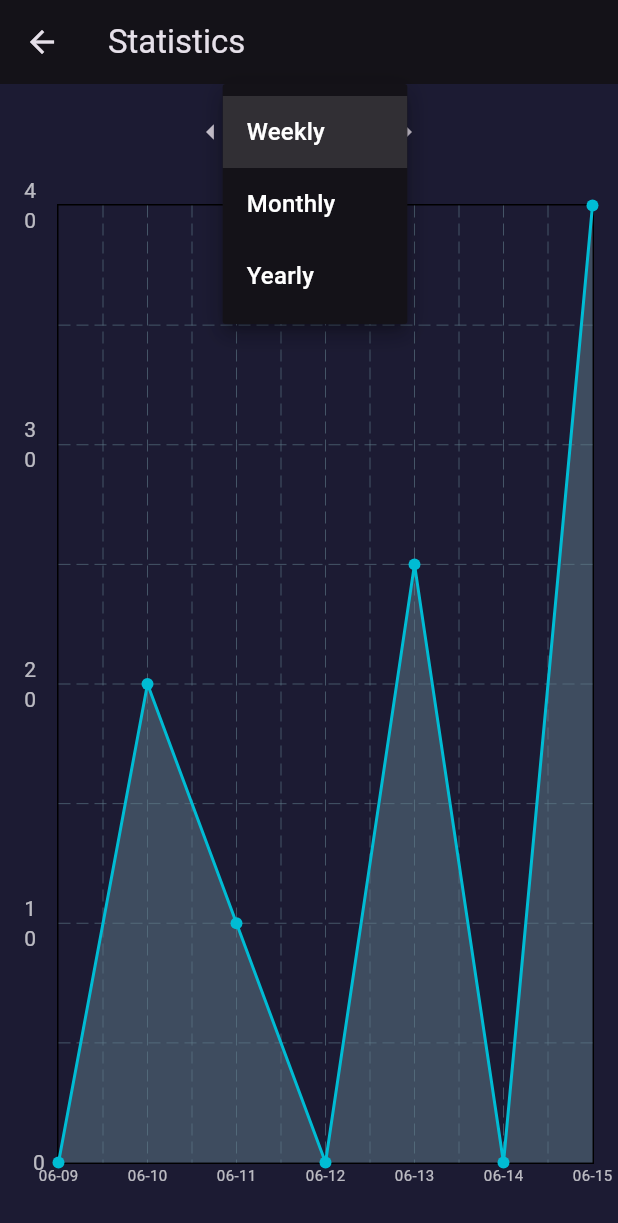
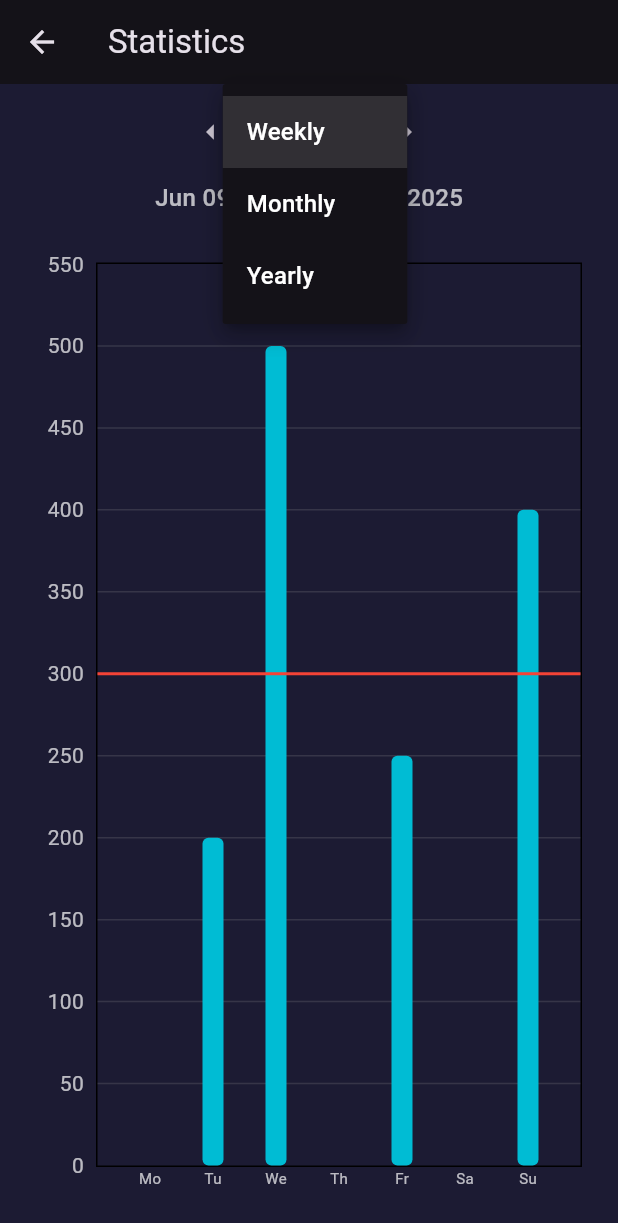
Before and after one commit to SpaceEVA-Labs/L.O.F.I., a Flutter app: the StatisticsScreen screen opened directly with empty values, after a tap on the "arrow left" icon, after a tap on "Weekly", on a phone screen of 412 x 824 dp. Shown: the top 1223 px of the screen. Run offline on Flutter 3.47's test engine with Material 3 defaults, Android fonts, the phone set to English and light mode, and no system bars; our stand-ins replace shared_preferences, wave; accounts and stored records are empty.

Commit message:
change to barchart

```diff
--- a/lib/player_state.dart
+++ b/lib/player_state.dart
@@ -31,7 +31,7 @@ class PlayerState {
     await prefs.setInt(_totalKey, totalPoints);
     await prefs.setString(_dailyKey, json.encode(dailyPoints));
 
-    log("✅ Saved: $totalPoints - $dailyPoints", name: 'PlayerState'); // for debug
+    print("✅ Saved: $totalPoints - $dailyPoints"); // for debug
   }
 
   /// Add points and return a new PlayerState
--- a/lib/screens/statistics_screen.dart
+++ b/lib/screens/statistics_screen.dart
@@ -28,14 +28,46 @@ class _StatisticsScreenState extends State<StatisticsScreen> {
   Widget build(BuildContext context) {
     final entries = _getFilteredEntries();
 
-    final spots = <FlSpot>[];
+    final barGroups = <BarChartGroupData>[];
     final labels = <String>[];
 
     for (int i = 0; i < entries.length; i++) {
       final entry = entries[i];
-      spots.add(FlSpot(i.toDouble(), entry.value.toDouble()));
-      labels.add(DateFormat('MM-dd').format(entry.key));
+      final value = entry.value.toDouble();
+
+      barGroups.add(
+        BarChartGroupData(
+          x: i,
+          barRods: [
+            BarChartRodData(
+              toY: value,
+              width: 14,
+              borderRadius: BorderRadius.circular(4),
+            ),
+          ],
+        ),
+      );
+
+      // For weekly: weekday label, yearly: month label, monthly: only every 5th day starting from 5
+      if (_selectedView == TimeView.weekly) {
+        final weekday = DateFormat.E('en_US').format(entry.key);
+        labels.add(weekday.substring(0, 2)); // Mo, Tu, etc.
+      } else if (_selectedView == TimeView.yearly) {
+        labels.add(DateFormat.MMM('en_US').format(entry.key)); // Jan, Feb, ...
+      } else if (_selectedView == TimeView.monthly) {
+        // Only label days that are divisible by 5 and >= 5
+        if (entry.key.day % 5 == 0 && entry.key.day >= 5) {
+          labels.add('${entry.key.day}');
+        } else {
+          labels.add(''); // Empty label for non-5-multiple days
         }
+      }
+    }
+
+    final maxY = barGroups
+        .map((g) => g.barRods[0].toY)
+        .fold<double>(0, (a, b) => a > b ? a : b);
+    final double chartMaxY = maxY > 300 ? maxY + 50 : 350;
 
     return Scaffold(
       appBar: AppBar(title: const Text('Statistics')),
@@ -43,7 +75,9 @@ class _StatisticsScreenState extends State<StatisticsScreen> {
         children: [
           Padding(
             padding: const EdgeInsets.symmetric(vertical: 8, horizontal: 16),
-            child: Row(
+            child: Column(
+              children: [
+                Row(
                   mainAxisAlignment: MainAxisAlignment.center,
                   children: [
                     IconButton(
@@ -76,22 +110,35 @@ class _StatisticsScreenState extends State<StatisticsScreen> {
                     ),
                   ],
                 ),
+                const SizedBox(height: 8),
+                Text(
+                  _formatPeriod(_anchorDate, _selectedView),
+                  style: const TextStyle(
+                    fontSize: 16,
+                    fontWeight: FontWeight.w500,
+                  ),
+                ),
+              ],
+            ),
           ),
           Expanded(
             child: Padding(
-              padding: const EdgeInsets.all(16),
-              child: LineChart(
-                LineChartData(
-                  minY: 0,
+              padding: const EdgeInsets.all(24),
+              child: BarChart(
+                BarChartData(
+                  maxY: chartMaxY,
+                  barGroups: barGroups,
                   titlesData: FlTitlesData(
                     bottomTitles: AxisTitles(
                       sideTitles: SideTitles(
                         showTitles: true,
                         interval: 1,
-                        reservedSize: 32,
                         getTitlesWidget: (value, _) {
                           final index = value.toInt();
                           if (index < 0 || index >= labels.length)
+                            return const SizedBox.shrink();
+                          // Only show labels that are not empty (monthly: only every 5th day)
+                          if (labels[index].isEmpty)
                             return const SizedBox.shrink();
                           return Text(
                             labels[index],
@@ -101,7 +148,11 @@ class _StatisticsScreenState extends State<StatisticsScreen> {
                       ),
                     ),
                     leftTitles: AxisTitles(
-                      sideTitles: SideTitles(showTitles: true, interval: 10),
+                      sideTitles: SideTitles(
+                        showTitles: true,
+                        interval: 50,
+                        reservedSize: 40,
+                      ),
                     ),
                     topTitles: AxisTitles(
                       sideTitles: SideTitles(showTitles: false),
@@ -110,14 +161,48 @@ class _StatisticsScreenState extends State<StatisticsScreen> {
                       sideTitles: SideTitles(showTitles: false),
                     ),
                   ),
-                  lineBarsData: [
-                    LineChartBarData(
-                      isCurved: false,
-                      spots: spots,
-                      dotData: FlDotData(show: true),
-                      belowBarData: BarAreaData(show: true),
+                  gridData: FlGridData(
+                    show: true,
+                    drawHorizontalLine: true,
+                    drawVerticalLine: true,
+                    horizontalInterval: 50,
+                    verticalInterval: 1,
+                    getDrawingHorizontalLine: (value) {
+                      return FlLine(
+                        color: Colors.grey.withOpacity(0.2),
+                        strokeWidth: 1,
+                        dashArray: null,
+                      );
+                    },
+                    getDrawingVerticalLine: (value) {
+                      return FlLine(
+                        color: Colors.grey.withOpacity(0.2),
+                        strokeWidth: 1,
+                        dashArray: null,
+                      );
+                    },
+                  ),
+                  extraLinesData: _selectedView == TimeView.yearly
+                      ? ExtraLinesData(horizontalLines: [])
+                      : ExtraLinesData(
+                          horizontalLines: [
+                            HorizontalLine(
+                              y: 300,
+                              color: Colors.red,
+                              strokeWidth: 2,
+                              dashArray: null,
+                              label: HorizontalLineLabel(
+                                show: true,
+                                alignment: Alignment.centerRight,
+                                style: const TextStyle(
+                                  color: Colors.red,
+                                  fontWeight: FontWeight.bold,
+                                ),
+                                labelResolver: (_) => 'Goal: 300',
+                              ),
                             ),
                           ],
+                        ),
                 ),
               ),
             ),
@@ -139,34 +224,72 @@ class _StatisticsScreenState extends State<StatisticsScreen> {
     });
   }
 
+  String _formatPeriod(DateTime anchor, TimeView view) {
+    final formatter = DateFormat('MMM dd, yyyy');
+    switch (view) {
+      case TimeView.weekly:
+        final end = _getPeriodEnd(anchor, view);
+        return '${formatter.format(anchor)} - ${formatter.format(end)}';
+      case TimeView.monthly:
+        return DateFormat('MMMM yyyy').format(anchor);
+      case TimeView.yearly:
+        return DateFormat('yyyy').format(anchor);
+    }
+  }
+
   List<MapEntry<DateTime, int>> _getFilteredEntries() {
     // final originalMap = widget.state.dailyPoints.map((k, v) => MapEntry(DateTime.parse(k), v));
 
     final rawMap = {
-      '2025-06-10': 20,
-      '2025-06-11': 10,
-      '2025-06-13': 25,
-      '2025-06-15': 40,
-      '2025-07-15': 70,
+      '2025-06-10': 200,
+      '2025-06-11': 500,
+      '2025-06-13': 250,
+      '2025-06-15': 400,
+      '2025-07-15': 300,
     };
 
-    // Normalize raw dates to just year/month/day
     final raw = rawMap.map((k, v) {
       final dt = DateTime.parse(k);
       return MapEntry(DateTime(dt.year, dt.month, dt.day), v);
     });
 
-    final Map<DateTime, int> filled = {};
-    DateTime start = _anchorDate;
-    DateTime end = _getPeriodEnd(_anchorDate, _selectedView);
-    DateTime current = start;
+    final Map<DateTime, int> grouped = {};
 
-    while (!current.isAfter(end)) {
-      filled[current] = raw[current] ?? 0;
-      current = current.add(const Duration(days: 1));
+    switch (_selectedView) {
+      case TimeView.weekly:
+        DateTime start = _getPeriodStart(_anchorDate, _selectedView);
+        for (int i = 0; i < 7; i++) {
+          final date = start.add(Duration(days: i));
+          grouped[date] = raw[date] ?? 0;
+        }
+        break;
+
+      case TimeView.monthly:
+        DateTime start = _getPeriodStart(_anchorDate, _selectedView);
+        DateTime end = _getPeriodEnd(start, _selectedView);
+        for (
+          DateTime day = start;
+          !day.isAfter(end);
+          day = day.add(const Duration(days: 1))
+        ) {
+          grouped[day] = raw[day] ?? 0;
+        }
+        break;
+
+      case TimeView.yearly:
+        for (int month = 1; month <= 12; month++) {
+          final monthKey = DateTime(_anchorDate.year, month);
+          final monthSum = raw.entries
+              .where(
+                (e) => e.key.year == _anchorDate.year && e.key.month == month,
+              )
+              .fold(0, (sum, e) => sum + e.value);
+          grouped[monthKey] = monthSum;
+        }
+        break;
     }
 
-    return filled.entries.toList();
+    return grouped.entries.toList();
   }
 
   DateTime _getPeriodStart(DateTime from, TimeView view) {
```
Lines whose indentation alone changed are shown as unchanged.
